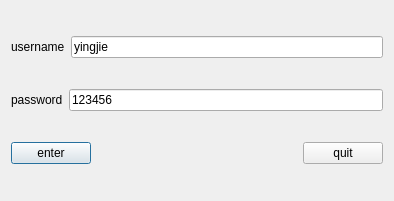
First picture: the form in w_login.ui, repository leetcode-1533/Qt_MVC_MYSQL, before the edit.
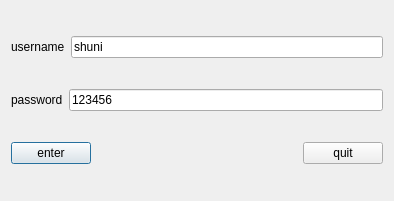
Second picture: the form after the edit.

Patch:
```diff
--- a/w_login.ui
+++ b/w_login.ui
@@ -26,7 +26,7 @@
      <item>
       <widget class="QLineEdit" name="line_user">
        <property name="text">
-        <string>yingjie</string>
+        <string>shuni</string>
        </property>
       </widget>
      </item>
```
